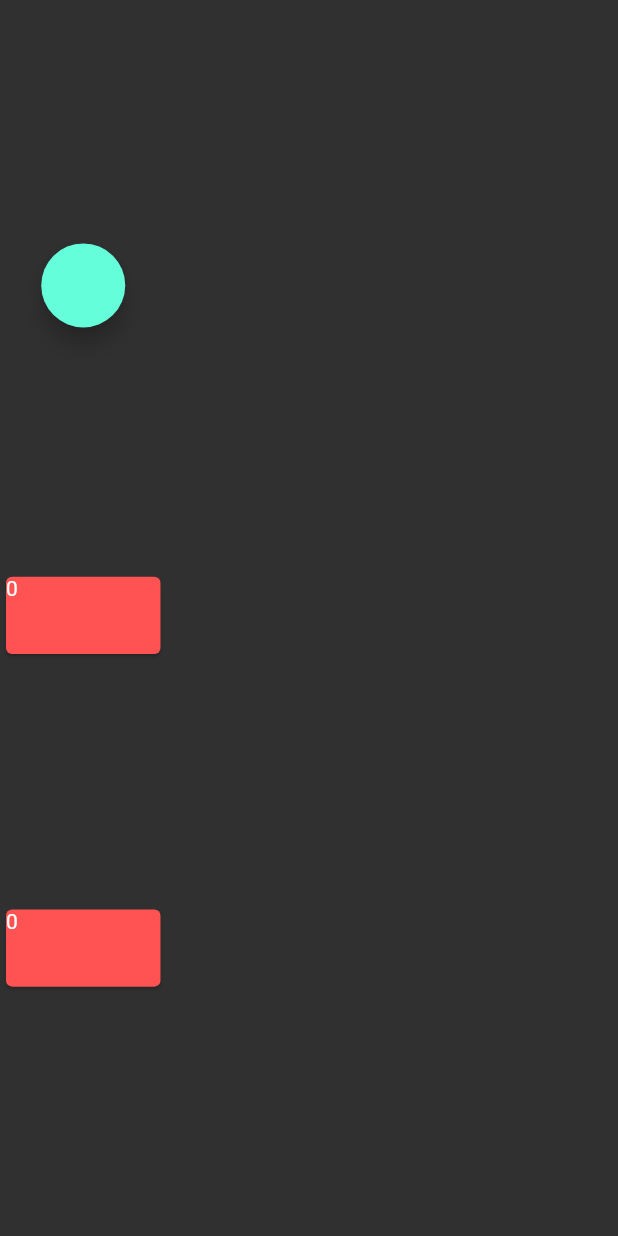
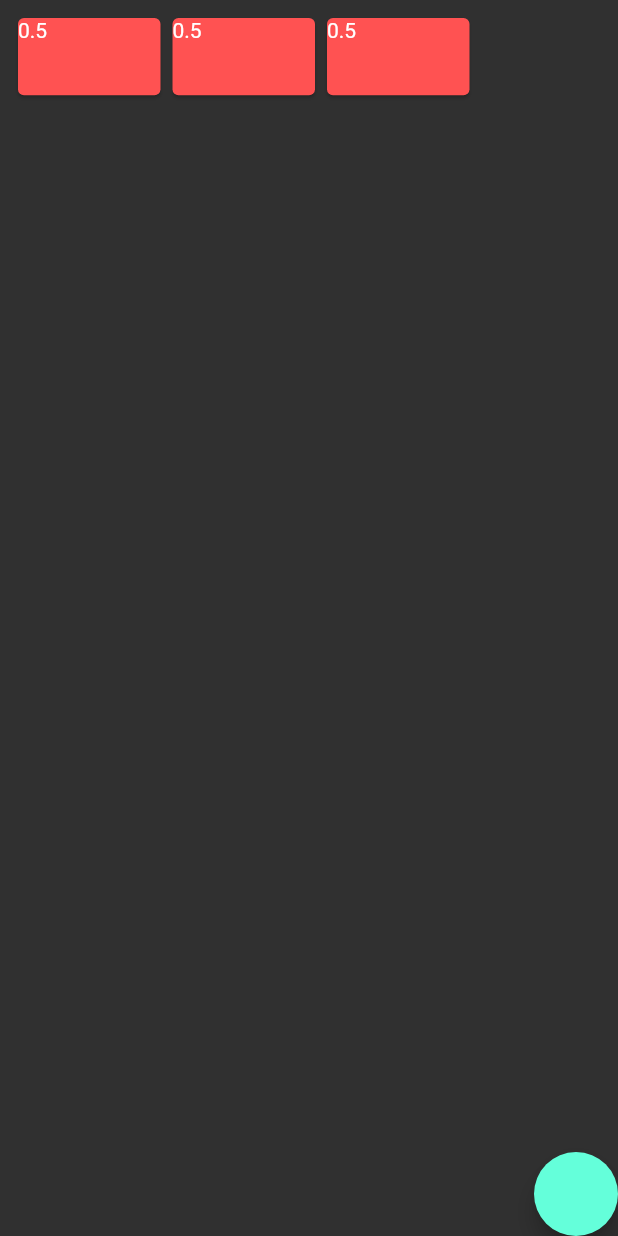
Before and after one commit to goranesine/creative_metronome, a Flutter app: the screen it shows after launch, on a phone screen of 412 x 824 dp. Run offline on Flutter 3.47's test engine with Material 2 defaults, Android fonts, the phone set to English and light mode, and no system bars; our stand-ins replace audioplayers, get, wakelock.

Commit message:
replace_slider

```diff
--- a/lib/main.dart
+++ b/lib/main.dart
@@ -46,31 +46,54 @@ class _HomePageState extends State<HomePage> {
   final metronomeModel = Get.find<MetronomeModel>();
 
   double sliderValue = 0.5;
-  List<double> barBpmList = [0.5,0.5,0.5,0.5,0.5,0.5,0.5];
+  List<double> barBpmList = [0.5,0.5,0.5,0.5,0.5,0.5,0.5,0.5,0.5,0.5,0.5,0.5,0.5,0.5,0.5,0.5,0.5,0.5,0.5];
 
   @override
   Widget build(BuildContext context) {
     double width = MediaQuery.of(context).size.width;
     double height = MediaQuery.of(context).size.height;
-    return Column(
-      mainAxisAlignment: MainAxisAlignment.spaceEvenly,
+    return Stack(
       children: [
-        FloatingActionButton(
+
+        Positioned(
+          left: 0,
+          top: 0,
+          child: GetBuilder<MetronomeModel>(
+            // specify type as Controller
+            init: metronomeModel, // intialize with the Controller
+            builder: (value) => barCard(width, height, 1),
+          ),
+        ),
+        Positioned(
+          left: width/4,
+          top: 0,
+          child: GetBuilder<MetronomeModel>(
+            // specify type as Controller
+            init: metronomeModel, // intialize with the Controller
+            builder: (value) => barCard(width, height, 5),
+          ),
+        ),
+        Positioned(
+          left: (width/4)*2,
+          top: 0,
+          child: GetBuilder<MetronomeModel>(
+            // specify type as Controller
+            init: metronomeModel, // intialize with the Controller
+            builder: (value) => barCard(width, height, 9),
+          ),
+        ),
+
+
+        Positioned(
+          bottom: 0,
+          right: 0,
+          child: FloatingActionButton(
             onPressed: () => metronomeModel.tickCounter.value == 0
                 ? metronomeModel.start()
                 : metronomeModel.stop(),
           ),
-        GetBuilder<MetronomeModel>(
-          // specify type as Controller
-          init: metronomeModel, // intialize with the Controller
-          builder: (value) => barCard(width, height, 1),
         ),
-        GetBuilder<MetronomeModel>(
-          // specify type as Controller
-          init: metronomeModel, // intialize with the Controller
-          builder: (value) => barCard(width, height, 5),
-        ),
-      ],
+      ]
     );
   }
 
@@ -79,15 +102,19 @@ class _HomePageState extends State<HomePage> {
 
     if (metronomeModel.tickCounter.value == index ||
         metronomeModel.tickCounter.value == index + 1 ||
-        metronomeModel.tickCounter.value == index + 2 ||
-        metronomeModel.tickCounter.value == index + 3) {
+        metronomeModel.tickCounter.value == index + 2
+        ) {
       metronomeModel.tempo.value = barBpmList[index];
    //   print(metronomeModel.tickCounter.value);
+    } else if(metronomeModel.tickCounter.value == index + 3 ){
+      metronomeModel.tempo.value = metronomeModel.tickCounter.value != 12 ? barBpmList[index+4] : barBpmList[1];
     }
+
     return InkWell(
       onTap: () => Get.defaultDialog(
         title: "Adjust BPM",
         content: Slider(
+          divisions: 10,
             value: sliderValue,
             onChanged: (double newValue) {
               setState(() {
@@ -95,20 +122,24 @@ class _HomePageState extends State<HomePage> {
               });
             },
             onChangeEnd: (double newValue) {
+         //     metronomeModel.tempo.value = newValue;
+
               setState(() {
-                metronomeModel.tempo.value = newValue;
                 barBpmList[index] = newValue;
               });
             }),
       ),
+      child: Padding(
+        padding: const EdgeInsets.all(8.0),
         child: Card(
           color: metronomeModel.tickCounter.value != 0
               ? getColor(index, metronomeModel.tickCounter.value)
               : Colors.redAccent,
           child: Container(
-          width: width / 4,
+            width: width / 4-8,
             height: height / 16,
-          child: Text(metronomeModel.tickCounter.value.toString()),
+            child: Text(barBpmList[index].toString()),
+          ),
         ),
       ),
     );
--- a/lib/models/metronome_model.dart
+++ b/lib/models/metronome_model.dart
@@ -15,6 +15,7 @@ RxInt tickCounter = 0.obs;
 
   void start() {
     active = true;
+
     Timer(_getDuration(), _handleEvent);
   }
 
@@ -27,18 +28,18 @@ RxInt tickCounter = 0.obs;
   }
 
   void _handleEvent() {
-    if (active) {
+    if (active || tickCounter.value != -1) {
       Timer(_getDuration(), _handleEvent);
     }
 audioService.playerOneOnClickSound();
 tickSignal.value = !tickSignal.value;
-tickCounter < 8 ?  tickCounter.value++ : tickCounter.value = 1;
+tickCounter < 12 ?  tickCounter.value++ : tickCounter.value = 1;
 update();
 
   }
 
   Duration _getDuration() {
-    print(tempo);
+  //  print(tempo);
     final time = 60 / (tempo*240);
     return Duration(
       seconds: time.toInt(),
```
Lines whose indentation alone changed are shown as unchanged.
